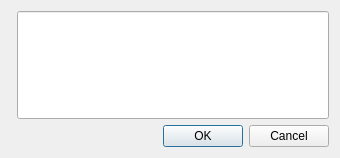
Old version of the form label_dialog.ui in the repository BangwenHe/small_label_util.
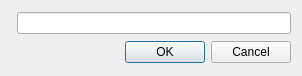
New version of the form.

```diff
--- a/label_dialog.ui
+++ b/label_dialog.ui
@@ -6,8 +6,8 @@
    <rect>
     <x>0</x>
     <y>0</y>
-    <width>340</width>
-    <height>158</height>
+    <width>302</width>
+    <height>76</height>
    </rect>
   </property>
   <property name="windowTitle">
@@ -17,7 +17,7 @@
    <item row="0" column="1">
     <widget class="QLineEdit" name="lineEdit">
      <property name="sizePolicy">
-      <sizepolicy hsizetype="Expanding" vsizetype="Preferred">
+      <sizepolicy hsizetype="Expanding" vsizetype="Fixed">
        <horstretch>0</horstretch>
        <verstretch>1</verstretch>
       </sizepolicy>
```
